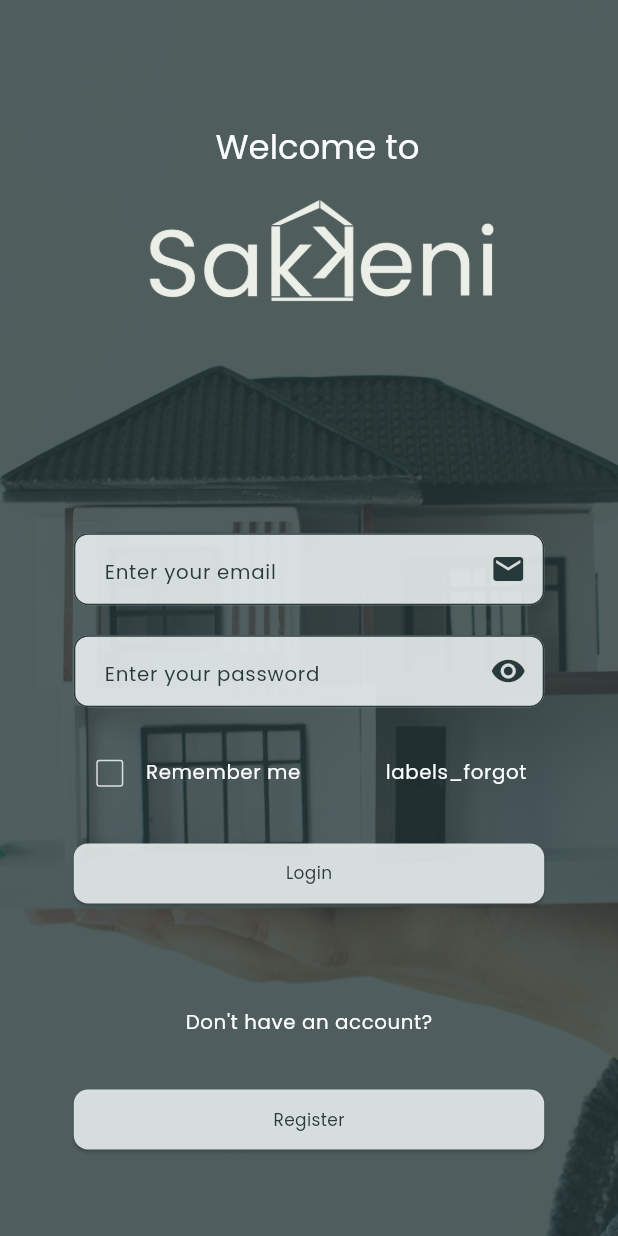
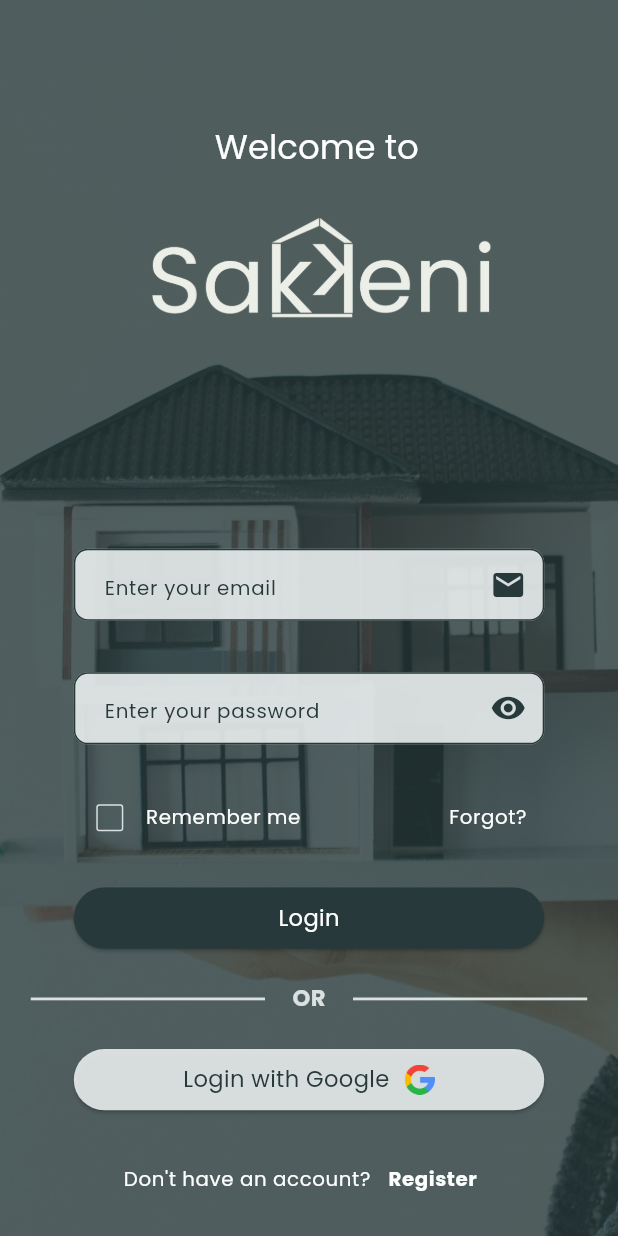
Before and after one commit to WeamZuhairBreakHneidy/Sakkeni, a Flutter app: the screen it shows after launch, on a phone screen of 412 x 824 dp. Run offline on Flutter 3.47's test engine with Material 3 defaults, Android fonts, the phone set to English and light mode, and no system bars; our stand-ins replace firebase_auth, firebase_core, flutter_screenutil, flutter_secure_storage, get, get_storage and 1 more; accounts and stored records are empty.

Commit message:
Background fix

```diff
--- a/assets/locales/ar_SY.json
+++ b/assets/locales/ar_SY.json
@@ -13,7 +13,7 @@
     "email": "البريد الإلكتروني",
     "password": "كلمة المرور",
     "remember_me": "تذكرنى",
-    "forgot": "هل نسيت كلمة المرور؟",
+    "forgot": "هل نسيت؟",
     "dont_have_an_account": "ليس لديك حساب؟",
     "register": "قم بالتسجيل",
     "register_to_continue_using_the_app": "قم بالتسجيل لمواصلة استخدام التطبيق",
--- a/lib/app/core/theme/themes.dart
+++ b/lib/app/core/theme/themes.dart
@@ -12,19 +12,23 @@ class AppTheme {
   static ThemeData get lightTheme {
 
     return ThemeData(
+
       colorScheme: ColorScheme.light(
         primary: AppColors.primary,
         secondary: AppColors.secondary,
         surface: AppColors.surface,
+
+
       ),
       dividerColor: AppColors.surface,
+
       scaffoldBackgroundColor: AppColors.background,
       fontFamily: primaryFont,
       textTheme: TextTheme(
         headlineLarge: TextStyle(fontSize: 24.r,  color: AppColors.white),
         headlineMedium: TextStyle(fontSize: 22.r, fontWeight: FontWeight.w600, color: AppColors.white),
         bodyLarge: TextStyle(fontSize: 18.r, color: AppColors.primary),
-        bodyMedium: TextStyle(fontSize: 12.r, color: AppColors.primary),
+        bodyMedium: TextStyle(fontSize: 16.r, color: AppColors.primary),
         bodySmall: TextStyle(fontSize: 14.r, color: AppColors.white),
         labelLarge: TextStyle(fontSize: 16.r, fontWeight: FontWeight.bold, color: AppColors.primary),
       ),
--- /dev/null
+++ b/lib/app/core/util/device_utils.dart
@@ -0,0 +1,7 @@
+// device_utils.dart
+import 'package:get/get.dart';
+
+class DeviceUtils {
+  static bool isPhone() => Get.width < 600;
+  static bool isTablet() => Get.width >= 600 && Get.width < 1024;
+}
--- a/lib/app/modules/auth/bindings/auth_binding.dart
+++ b/lib/app/modules/auth/bindings/auth_binding.dart
@@ -1,6 +1,6 @@
 import 'package:get/get.dart';
 
-import 'package:test1/app/modules/auth/controllers/register_controller.dart';
+
 
 import '../controllers/auth_controller.dart';
 
--- a/lib/app/modules/auth/views/auth_view.dart
+++ b/lib/app/modules/auth/views/auth_view.dart
@@ -3,9 +3,10 @@ import 'package:flutter_screenutil/flutter_screenutil.dart';
 
 import 'package:get/get.dart';
 
-import '../../../../main.dart';
+
 import '../../../core/theme/colors.dart';
 import '../../../core/theme/themes.dart';
+import '../../../core/util/device_utils.dart';
 import '../../../data/services/validator_service.dart';
 import '../../../routes/app_pages.dart';
 import '../../../widgets/RememberMeCheckbox.dart';
@@ -16,14 +17,17 @@ import '../controllers/auth_controller.dart';
 
 class AuthView extends GetView<AuthController> {
    AuthView({super.key});
+  GlobalKey<FormState> loginFormKey=GlobalKey();
 
-  GlobalKey<FormState> loginFormKey = GlobalKey();
 
   @override
   Widget build(BuildContext context) {
     return Scaffold(
       resizeToAvoidBottomInset: false,
+
+
       // backgroundColor: Theme.of(context).scaffoldBackgroundColor,
+
       // appBar: AppBar(
       //   backgroundColor: Colors.transparent,
       //   elevation: 0, // Remove the shadow of the app bar
@@ -47,65 +51,80 @@ class AuthView extends GetView<AuthController> {
           Container(
             decoration: BoxDecoration(
               image: DecorationImage(
-                image: AssetImage('assets/backgrounds/background1.jpeg'),
-                fit: BoxFit.cover,
+                image: AssetImage(
+                  DeviceUtils.isPhone()
+                      ? 'assets/backgrounds/phone_background.jpeg'
+                      : 'assets/backgrounds/tablet_background.jpeg',
+                ),
+                fit: BoxFit.fitHeight,
               ),
             ),
           ),
+
           // Opacity Layer
-          Container(color: Theme.of(context).scaffoldBackgroundColor),
+          Container(
+            color: Theme.of(context).scaffoldBackgroundColor,
+          ),
+
           ListView(
+
             children: [
+
               Form(
-                key: loginFormKey,
+                key:loginFormKey,
                 child: Column(
                   crossAxisAlignment: CrossAxisAlignment.start,
                   children: [
+
                     Container(
                       alignment: Alignment.center,
                       height: 36.h,
-                      width: 145.w,
-                      margin: EdgeInsets.only(top: 86.h, left: 134.w),
+                      margin: EdgeInsets.only(top: 86, left: 134, right: 123).r,
 
                       child: Text(
                         'labels_welcome_to'.tr,
+
                         style: Theme.of(context).textTheme.headlineLarge,
                       ),
                     ),
+                    13.verticalSpace,
                     //Logo
                     Container(
                       alignment: Alignment.center,
-                      width: 250.39.w,
-                      height: 126.h,
-                      margin: EdgeInsets.only(left: 76.w),
-                      child: Image.asset('assets/Logo.png'),
+                      height: 124.h,
+                      margin: EdgeInsets.only(  left: 76,right: 75.61).r,
+                      child: Image.asset(
+                        'assets/Logo.png',
+
+                      ),
+
                     ),
                     129.verticalSpace,
-                    Container(
-                      // width: 306.w,
-                      // height: 49.h,
-                      child: InputTextFormField(
+
+
+
+                    //Email
+                    InputTextFormField(
+
+
                       labelTextAboveTextField: Text(
                         'labels_email'.tr,
                         style: Theme.of(context).textTheme.bodyLarge,
                       ),
-                        margin: EdgeInsets.symmetric(horizontal: 48.w),
-
-                        suffixIcon: Icon(
-                          Icons.mail,
-                          color: Theme.of(context).colorScheme.primary,
-                        ),
+                      margin: EdgeInsets.symmetric(horizontal: 48).w,
+                      suffixIcon: Icon(Icons.mail, color: AppColors.primary),
                       obsecure: false,
                       hintText: 'hint_text_enter_your_email'.tr,
                       helper: Text(''),
                       validatorType: ValidatorType.Email,
+
                     ),
-                    ),
-                    // 10.verticalSpace,
-                    //
+                    10.verticalSpace,
+
                     //Password
                     Obx(
                       () => InputTextFormField(
+
                         labelTextAboveTextField: Text(
                           'labels_password'.tr,
                           style: Theme.of(context).textTheme.bodyLarge,
@@ -118,7 +137,7 @@ class AuthView extends GetView<AuthController> {
                             (controller.isPasswordHidden.value)
                                 ? Icons.visibility
                                 : Icons.visibility_off,
-                            color: Theme.of(context).colorScheme.primary,
+                            color: AppColors.primary,
                           ),
                           onPressed: () {
                             controller.isPasswordHidden.value =
@@ -127,19 +146,18 @@ class AuthView extends GetView<AuthController> {
                         ),
 
                         helper: Text(''),
-                        validatorType: ValidatorType.Password,
+                        validatorType: ValidatorType.LoginPassword,
+
                       ),
                     ),
                     Container(
                       margin: EdgeInsets.symmetric(horizontal: 48).w,
                       child: Row(
-                        mainAxisAlignment: MainAxisAlignment.spaceBetween,
+                         mainAxisAlignment:  MainAxisAlignment.spaceBetween,
                         children: [
                           // Remember Me Checkbox
-                          Flexible(
-                            flex: 1,
-                            child: RememberMeCheckbox(isChecked: RxBool(false)),
-                          ),
+                          Flexible(flex: 1,child: RememberMeCheckbox(isChecked: RxBool(false))),
+
 
                           // Forgot Password Button
                           Flexible(
@@ -160,140 +178,100 @@ class AuthView extends GetView<AuthController> {
 
                     20.verticalSpace,
 
-                    //LoginButton
+                    //Button
                     ResponsiveButton(
                       onPressed: () {
-                        if (loginFormKey.currentState!.validate()) {
-                          controller.login(
-                            controller.emailController.text,
-                            controller.passwordController.text,
-                          );
+                        if(loginFormKey.currentState!.validate()){
+
+                          controller.login(controller.emailController.text,controller.passwordController.text);
                         }
                       },
                       clickable: true,
                       margin: EdgeInsets.symmetric(horizontal: 48).w,
-
                       buttonStyle: ButtonStyle(
-                        backgroundColor: WidgetStatePropertyAll(
-                          Theme.of(context).colorScheme.surface,
-                        ),
-                        overlayColor: WidgetStatePropertyAll(
-                          Theme.of(context).colorScheme.secondary,
-                        ),
                         padding: WidgetStatePropertyAll(
                           EdgeInsets.symmetric(vertical: 10.r),
                         ),
                         shape: WidgetStatePropertyAll(
                           RoundedRectangleBorder(
-                            borderRadius: BorderRadius.all(
-                              Radius.circular(10.r),
-                            ),
+                            borderRadius: BorderRadius.all(Radius.circular(50.r)),
                           ),
                         ),
                       ),
                       buttonWidth: Get.width,
-                      child: Text(
-                        'labels_login'.tr,
-                        style: Theme.of(context).textTheme.bodyMedium,
+                      child: Text('labels_login'.tr, style: Theme.of(context).textTheme.bodyMedium?.copyWith(color: Colors.white,)),
                     ),
-                    ),
-                    71.verticalSpace,
+                    20.verticalSpace,
 
                     //OR Divider
-                    // CustomDivider(
-                    //
-                    //   height: 20.h,
-                    //   text: 'OR',
-                    //   fontSize: 16.r,
-                    //   fontFamily: AppTheme.primaryFont,
-                    //
-                    //   thickness: 2,
-                    //   indent: 20.w,
-                    //   endIndent: 20.w,
-                    //
-                    //
-                    // ),
-                    // 20.verticalSpace,
-                    // //Google Login
-                    // ResponsiveButton(
-                    //   onPressed: () {},
-                    //   clickable: true,
-                    //   margin: EdgeInsets.symmetric(horizontal: 48).w,
-                    //   buttonStyle: ButtonStyle(
-                    //     backgroundColor: WidgetStatePropertyAll(Theme.of(context).colorScheme.surface),
-                    //     overlayColor: WidgetStatePropertyAll(Theme.of(context).colorScheme.secondary),
-                    //     padding: WidgetStatePropertyAll(
-                    //       EdgeInsets.symmetric(vertical: 10.r),
-                    //     ),
-                    //     shape: WidgetStatePropertyAll(
-                    //       RoundedRectangleBorder(
-                    //         borderRadius: BorderRadius.all(Radius.circular(50.r)),
-                    //       ),
-                    //     ),
-                    //   ),
-                    //   buttonWidth: Get.width,
-                    //   child: Row(
-                    //     mainAxisAlignment: MainAxisAlignment.center,
-                    //     children: [
-                    //       Text('labels_login_with_Google'.tr, style: Theme.of(context).textTheme.bodyMedium,),
-                    //       10.horizontalSpace,
-                    //       Image.asset(
-                    //         'assets/google.png',
-                    //         width: 20,
-                    //         height: 20,
-                    //       ),
-                    //
-                    //     ],
-                    //   ),
-                    // ),
-                    // 20.verticalSpace,
+                    CustomDivider(
 
-                    //Don't have an account
-                    Center(
-                      child: Text(
-                        "labels_dont_have_an_account".tr,
-                        style: Theme.of(context).textTheme.bodySmall,
+                      height: 20.h,
+                      text: 'OR',
+                      fontSize: 16.r,
+                      fontFamily: AppTheme.primaryFont,
+
+                      thickness: 2,
+                      indent: 20.w,
+                      endIndent: 20.w,
+
+
                     ),
-                    ),
-                    33.verticalSpace,
+                    20.verticalSpace,
+                    //Google Login
                     ResponsiveButton(
-                      onPressed: () {
-                        Get.toNamed(Routes.REGISTER);
-                      },
+                      onPressed: () {},
                       clickable: true,
                       margin: EdgeInsets.symmetric(horizontal: 48).w,
-
                       buttonStyle: ButtonStyle(
-                        backgroundColor: WidgetStatePropertyAll(
-                          Theme.of(context).colorScheme.surface,
-                        ),
-                        overlayColor: WidgetStatePropertyAll(
-                          Theme.of(context).colorScheme.secondary,
-                        ),
+                        backgroundColor: WidgetStatePropertyAll(AppColors.surface),
+                        overlayColor: WidgetStatePropertyAll(Theme.of(context).colorScheme.secondary),
                         padding: WidgetStatePropertyAll(
                           EdgeInsets.symmetric(vertical: 10.r),
                         ),
                         shape: WidgetStatePropertyAll(
                           RoundedRectangleBorder(
-                            borderRadius: BorderRadius.all(
-                              Radius.circular(10.r),
-                            ),
+                            borderRadius: BorderRadius.all(Radius.circular(50.r)),
                           ),
                         ),
                       ),
                       buttonWidth: Get.width,
-                      child: Text(
-                        'labels_register'.tr,
-                        style: Theme.of(context).textTheme.bodyMedium,
+                      child: Row(
+                        mainAxisAlignment: MainAxisAlignment.center,
+                        children: [
+                          Text('labels_login_with_Google'.tr, style: Theme.of(context).textTheme.bodyMedium,),
+                          10.horizontalSpace,
+                          Image.asset(
+                            'assets/google.png',
+                            width: 20,
+                            height: 20,
+                          ),
+
+                        ],
                       ),
                     ),
-                    // TextButton(onPressed: (){
-                    //
-                    //
-                    //   Get.toNamed(Routes.REGISTER);
-                    //
-                    //
-                    // }, child: Text('labels_register'.tr, style: Theme.of(context).textTheme.bodySmall?.copyWith(fontWeight: FontWeight.bold),),),
+                    20.verticalSpace,
+
+                    //Don't have an account
+                    Row(
+                      mainAxisAlignment: MainAxisAlignment.center,
+                      children: [
+                        Text(
+                          "labels_dont_have_an_account".tr,
+                          style: Theme.of(context).textTheme.bodySmall,
+                        ),
+                        TextButton(onPressed: (){
+
+
+                          Get.toNamed(Routes.REGISTER);
+
+
+                        }, child: Text('labels_register'.tr, style: Theme.of(context).textTheme.bodySmall?.copyWith(fontWeight: FontWeight.bold),),)
+                      ],
+                    ),
+
+
+
                   ],
                 ),
               ),
--- a/lib/app/widgets/input_text_form_field.dart
+++ b/lib/app/widgets/input_text_form_field.dart
@@ -47,6 +47,7 @@ class InputTextFormField extends StatelessWidget {
       margin: margin , // Responsive margin
       padding: padding,  // Responsive padding
       child: TextFormField(
+
         controller: textEditingController,
         obscureText: obsecure,
         keyboardType: validatorType == ValidatorType.PhoneNumber ||
@@ -59,6 +60,7 @@ class InputTextFormField extends StatelessWidget {
         decoration: decoration ??
 
             InputDecoration(
+
 
               filled: true,
               icon: icon,
```
Also changed, not shown: assets/backgrounds/background.jpeg (deleted), assets/backgrounds/background3.jpeg (deleted), assets/backgrounds/phone_background.jpeg (added), lib/generated/locales.g.dart. Lines whose indentation alone changed are shown as unchanged.
